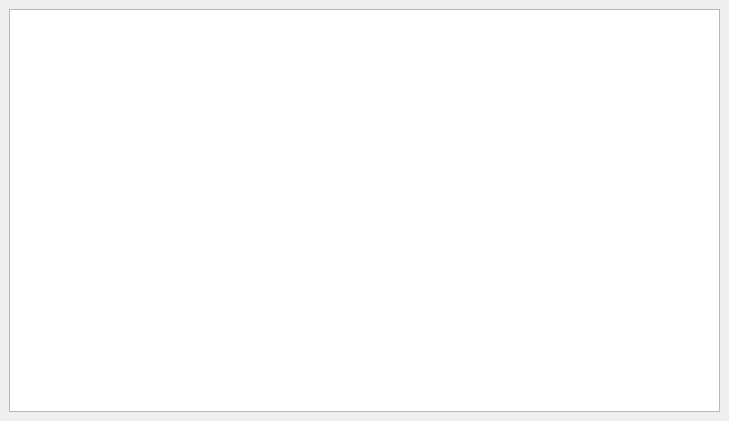
This is main.ui in Alchemmist/coffee as Qt 5 draws it before an edit. The edited form follows.
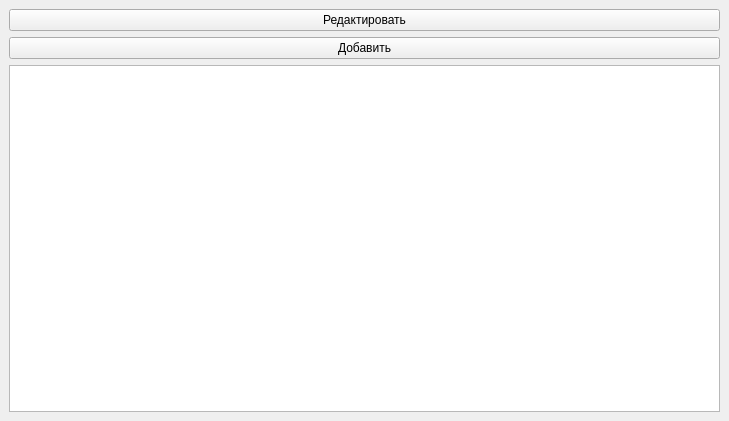
This is the edited form.

Patch:
```diff
--- a/main.ui
+++ b/main.ui
@@ -17,6 +17,20 @@
    <layout class="QVBoxLayout" name="verticalLayout_2">
     <item>
      <layout class="QVBoxLayout" name="verticalLayout">
+      <item>
+       <widget class="QPushButton" name="edit">
+        <property name="text">
+         <string>Редактировать</string>
+        </property>
+       </widget>
+      </item>
+      <item>
+       <widget class="QPushButton" name="add">
+        <property name="text">
+         <string>Добавить</string>
+        </property>
+       </widget>
+      </item>
       <item>
        <widget class="QTableWidget" name="tableWidget"/>
       </item>
```
